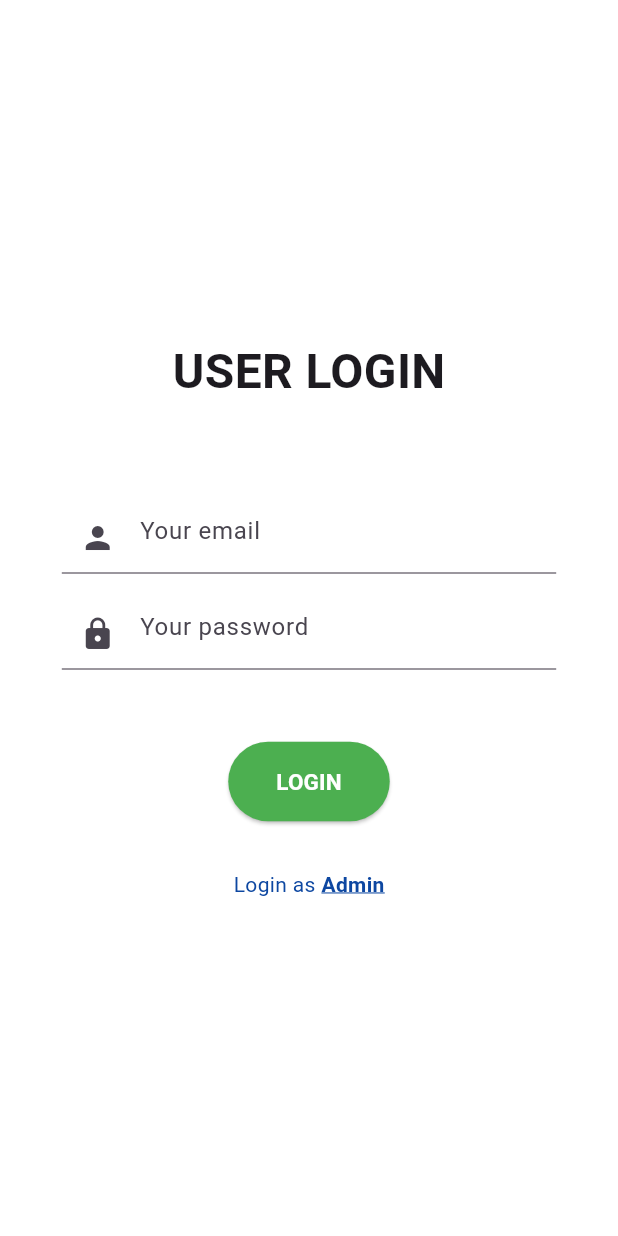
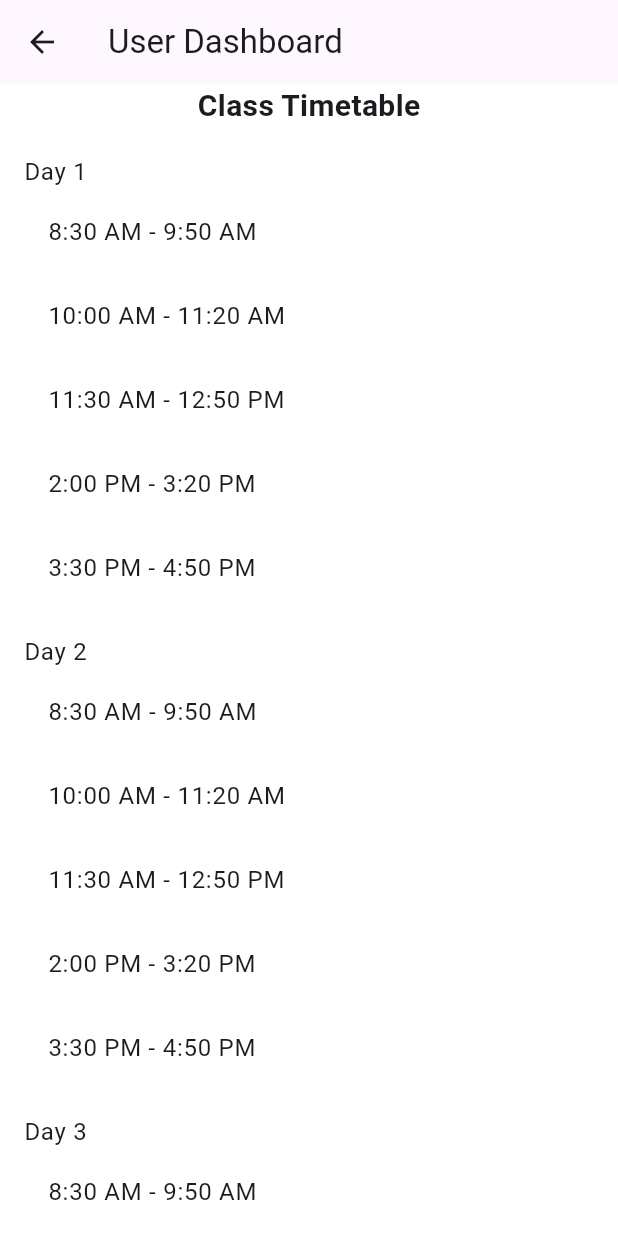
Before and after one commit to ftynfrhn/case-study-1, a Flutter app: the screen it shows after launch, after a tap on "LOGIN", on a phone screen of 412 x 824 dp. Run offline on Flutter 3.47's test engine with Material 3 defaults, Android fonts, the light colour scheme and no system bars.

Commit message:
remove admin_user_check.dart

```diff
--- a/lib/Component/admin_user_check.dart
+++ /dev/null
@@ -1,37 +0,0 @@
-import 'package:flutter/material.dart';
-import '../../../constants.dart';
-
-class AdminUserCheck extends StatelessWidget {
-  final bool login;
-  final Function? press;
-  const AdminUserCheck({
-    Key? key,
-    this.login = true,
-    required this.press,
-  }) : super(key: key);
-
-  @override
-  Widget build(BuildContext context) {
-    return Row(
-      mainAxisAlignment: MainAxisAlignment.center,
-      children: <Widget>[
-        Text(
-          "Login as ",
-          style: const TextStyle(color: kPrimaryColor),
-        ),
-        GestureDetector(
-          onTap: press as void Function()?,
-          child: Text(
-            login ? "Admin" : "User",
-            style: const TextStyle(
-              color: kPrimaryColor,
-              fontWeight: FontWeight.bold,
-              decoration: TextDecoration.underline,
-              decorationColor: kPrimaryColor,
-            ),
-          ),
-        ),
-      ],
-    );
-  }
-}
--- a/lib/Screens/Dashboard/admin_dashboard.dart
+++ b/lib/Screens/Dashboard/admin_dashboard.dart
@@ -0,0 +1,16 @@
+import 'package:flutter/material.dart';
+import '../../Component/background.dart';
+
+class AdminDashboard extends StatelessWidget {
+  @override
+  Widget build(BuildContext context) {
+    return const Background(
+      child: SingleChildScrollView(
+        // child: Responsive(
+        //   mobile: MobileLoginScreen(isAdmin: true),
+        //   desktop: DesktopLoginScreen(isAdmin: true),
+        // ),
+      ),
+    );
+  }
+}
--- a/lib/Screens/Dashboard/user_dashboard.dart
+++ b/lib/Screens/Dashboard/user_dashboard.dart
@@ -0,0 +1,56 @@
+import 'package:flutter/material.dart';
+
+class UserDashboard extends StatelessWidget {
+  @override
+  Widget build(BuildContext context) {
+    return Scaffold(
+      appBar: AppBar(
+        title: Text('User Dashboard'),
+      ),
+      body: Column(
+        children: [
+          Text(
+            'Class Timetable',
+            style: TextStyle(
+              fontSize: 20,
+              fontWeight: FontWeight.bold,
+            ),
+          ),
+          SizedBox(height: 10),
+          Expanded(
+            child: ListView.builder(
+              itemCount: 5, // Number of days (Monday to Friday)
+              itemBuilder: (context, index) {
+                return ListTile(
+                  title: Text('Day ${index + 1}'),
+                  subtitle: Column(
+                    children: [
+                      TimeSlotTile(time: '8:30 AM - 9:50 AM'),
+                      TimeSlotTile(time: '10:00 AM - 11:20 AM'),
+                      TimeSlotTile(time: '11:30 AM - 12:50 PM'),
+                      TimeSlotTile(time: '2:00 PM - 3:20 PM'),
+                      TimeSlotTile(time: '3:30 PM - 4:50 PM'),
+                    ],
+                  ),
+                );
+              },
+            ),
+          ),
+        ],
+      ),
+    );
+  }
+}
+
+class TimeSlotTile extends StatelessWidget {
+  final String time;
+
+  const TimeSlotTile({required this.time});
+
+  @override
+  Widget build(BuildContext context) {
+    return ListTile(
+      title: Text(time),
+    );
+  }
+}
--- a/lib/Screens/Login/admin_login.dart
+++ b/lib/Screens/Login/admin_login.dart
@@ -14,8 +14,8 @@ class AdminLogin extends StatelessWidget {
     return const Background(
       child: SingleChildScrollView(
         // child: Responsive(
-        //   mobile: MobileLoginScreen(),
-        //   desktop: DesktopLoginScreen(),
+        //   mobile: MobileLoginScreen(isAdmin: true),
+        //   desktop: DesktopLoginScreen(isAdmin: true),
         // ),
       ),
     );
--- a/lib/Screens/Login/login_form.dart
+++ b/lib/Screens/Login/login_form.dart
@@ -1,14 +1,16 @@
 import 'package:flutter/material.dart';
 
-import '../../Component/admin_user_check.dart';
 import '../../constants.dart';
-import 'admin_login.dart';
+import '../Dashboard/admin_dashboard.dart';
+import '../Dashboard/user_dashboard.dart';
 
 class LoginForm extends StatelessWidget {
-  const LoginForm({Key? key}) : super(key: key);
+  final bool isAdmin;
+  const LoginForm({Key? key, required this.isAdmin}) : super(key: key);
 
   @override
   Widget build(BuildContext context) {
+    print('isAdmin in LoginForm: $isAdmin');
     return Form(
       child: Column(
         children: [
@@ -32,7 +34,20 @@ class LoginForm extends StatelessWidget {
           ),
           const SizedBox(height: defaultPadding * 3),
           ElevatedButton(
-            onPressed: () {},
+            onPressed: () {
+              if (isAdmin) {
+                Navigator.push(
+                  context,
+                  MaterialPageRoute(builder: (context) => AdminDashboard()),
+                );
+              } else {
+                // login as user
+                Navigator.push(
+                  context,
+                  MaterialPageRoute(builder: (context) => UserDashboard()),
+                );
+              }
+            },
             style: ElevatedButton.styleFrom(
               backgroundColor: Colors.green,
               padding: const EdgeInsets.symmetric(
@@ -40,7 +55,8 @@ class LoginForm extends StatelessWidget {
                 vertical: defaultPadding,
               ),
             ),
-            child: Text("Login".toUpperCase(),
+            child: Text(
+              "Login".toUpperCase(),
               style: const TextStyle(
                 fontSize: 15,
                 fontWeight: FontWeight.w600,
@@ -48,16 +64,6 @@ class LoginForm extends StatelessWidget {
               ),
             ),
           ),
-          const SizedBox(height: defaultPadding * 2),
-          AdminUserCheck(
-            press: () {
-              Navigator.push(
-                context,
-                MaterialPageRoute(builder: (context) {
-                  return const AdminLogin();
-                })
-              );
-          })
         ],
       ),
     );
--- a/lib/Screens/Login/user_login.dart
+++ b/lib/Screens/Login/user_login.dart
@@ -4,18 +4,21 @@ import '../../Responsive.dart';
 import '../../Component/background.dart';
 import '../../../constants.dart';
 import 'login_form.dart';
+import 'admin_login.dart';
 
 class UserLogin extends StatelessWidget {
   const UserLogin({Key? key}) : super(key: key);
 
   @override
   Widget build(BuildContext context) {
-    return const Background(
+    bool isAdmin = false;
+    print('isAdmin in UserLogin: $isAdmin');
+    return Background(
       child: SingleChildScrollView(
         child: SafeArea(
           child: Responsive(
-          mobile: MobileLoginScreen(),
-          desktop: DesktopLoginScreen(),
+          mobile: MobileLoginScreen(isAdmin: isAdmin),
+          desktop: DesktopLoginScreen(isAdmin: isAdmin),
         ),
         )
       ),
@@ -24,12 +27,15 @@ class UserLogin extends StatelessWidget {
 }
 
 class MobileLoginScreen extends StatelessWidget {
+  final bool isAdmin;
   const MobileLoginScreen({
     Key? key,
+    required this.isAdmin,
   }) : super(key: key);
 
   @override
   Widget build(BuildContext context) {
+    print('isAdmin in MobileLoginScreen: $isAdmin');
     return Column(
       mainAxisAlignment: MainAxisAlignment.center,
       children: <Widget>[
@@ -39,24 +45,41 @@ class MobileLoginScreen extends StatelessWidget {
             Spacer(),
             Expanded(
               flex: 8,
-              child: LoginForm(),
+              child: LoginForm(isAdmin: isAdmin),
             ),
             Spacer(),
           ],
+         ),
+        Padding(
+          padding: const EdgeInsets.only(top: 20.0), // Add padding top
+          child: GestureDetector(
+            onTap: () {
+              Navigator.push(
+                context,
+                MaterialPageRoute(builder: (context) => AdminLogin()),
+              );
+            },
+            child: Text(
+              "Login As Admin",
+              style: TextStyle(color: kPrimaryColor),
+            ),
+          ),
         ),
       ],
     );
   }
 }
 
-
 class DesktopLoginScreen extends StatelessWidget {
+  final bool isAdmin;
   const DesktopLoginScreen({
     Key? key,
+    required this.isAdmin,
   }) : super(key: key);
 
   @override
   Widget build(BuildContext context) {
+    print('isAdmin in DesktopLoginScreen: $isAdmin');
     return Row(
       mainAxisAlignment: MainAxisAlignment.end,
       children: [
@@ -69,7 +92,22 @@ class DesktopLoginScreen extends StatelessWidget {
             children: [
               SizedBox(
                 width: 450,
-                child: LoginForm(),
+                child: LoginForm(isAdmin: isAdmin),
+              ),
+              Padding(
+                padding: const EdgeInsets.only(top: 20.0), // Add padding top
+                child: GestureDetector(
+                  onTap: () {
+                    Navigator.push(
+                      context,
+                      MaterialPageRoute(builder: (context) => AdminLogin()),
+                    );
+                  },
+                  child: Text(
+                    "Login As Admin",
+                    style: TextStyle(color: kPrimaryColor),
+                  ),
+                ),
               ),
             ],
           ),
@@ -78,6 +116,7 @@ class DesktopLoginScreen extends StatelessWidget {
     );
   }
 }
+
 
 class LoginScreenTopImage extends StatelessWidget {
   const LoginScreenTopImage({
```
